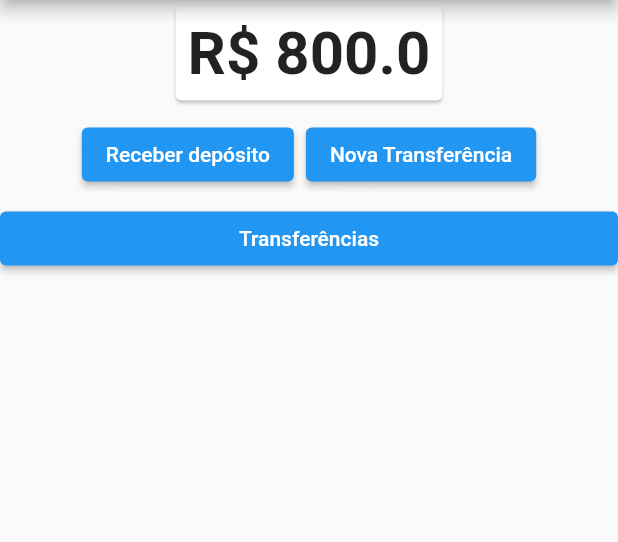
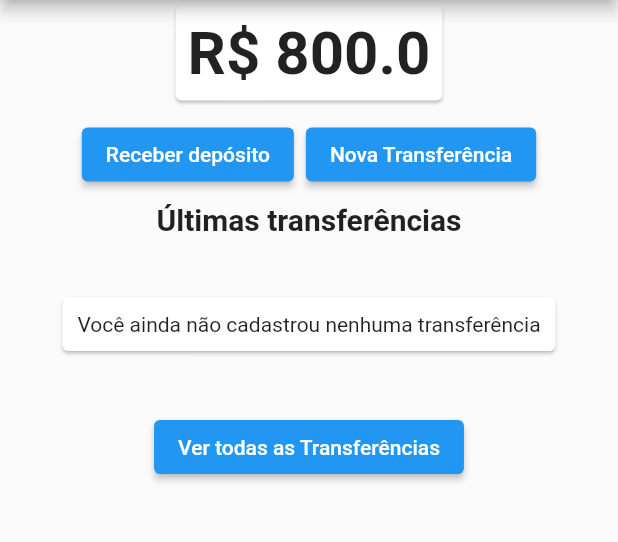
Before and after one commit to vivihumpheys/alura-flutter-gerenciamento-estados-provider, a Flutter app: the screen it shows after launch, on a phone screen of 412 x 824 dp, the part 84-626 px from its top. Run offline on Flutter 3.47's test engine with Material 2 defaults, Android fonts, the phone set to English and light mode, and no system bars.

Commit message:
validating transfers in the app

```diff
--- a/lib/screens/dashboard/dashboard.dart
+++ b/lib/screens/dashboard/dashboard.dart
@@ -1,7 +1,7 @@
 import 'package:bytebank/screens/dashboard/saldo-card.dart';
 import 'package:bytebank/screens/deposito/formulario.dart';
 import 'package:bytebank/screens/transferencia/formulario.dart';
-import 'package:bytebank/screens/transferencia/lista.dart';
+import 'package:bytebank/screens/transferencia/ultimas.dart';
 import 'package:flutter/material.dart';
 
 class Dashboard extends StatelessWidget {
@@ -47,18 +47,7 @@ class Dashboard extends StatelessWidget {
               ),
             ],
           ),
-          ElevatedButton(
-              child: Text('Transferências'),
-              onPressed: () {
-                Navigator.push(
-                  context,
-                  MaterialPageRoute(
-                    builder: (context) {
-                      return ListaTransferencias();
-                    },
-                  ),
-                );
-              }),
+          UltimasTransferencias(),
         ],
       ),
     );
--- /dev/null
+++ b/lib/screens/transferencia/ultimas.dart
@@ -0,0 +1,72 @@
+import 'package:bytebank/models/transferencias.dart';
+import 'package:bytebank/screens/transferencia/lista.dart';
+import 'package:flutter/material.dart';
+import 'package:provider/provider.dart';
+
+class UltimasTransferencias extends StatelessWidget {
+  final _titulo = 'Últimas transferências';
+
+  @override
+  Widget build(BuildContext context) {
+    return Column(
+      children: [
+        Text(
+          _titulo,
+          style: TextStyle(
+            fontWeight: FontWeight.bold,
+            fontSize: 20,
+          ),
+        ),
+        Consumer<Transferencias>(builder: (context, transferencias, child) {
+          final _ultimasTransferencias =
+              transferencias.transferencias.reversed.toList();
+          final _quantidade = transferencias.transferencias.length;
+          int _tamanho = 2;
+          if (_quantidade == 0) {
+            return SemTransferenciaCadastrada();
+          }
+
+          if (_quantidade < 2) {
+            _tamanho = _quantidade;
+          }
+          return ListView.builder(
+            padding: const EdgeInsets.all(8.0),
+            itemCount: _tamanho,
+            shrinkWrap: true,
+            itemBuilder: (context, indice) {
+              return ItemTransferencia(_ultimasTransferencias[indice]);
+            },
+          );
+        }),
+        ElevatedButton(
+            child: Text('Ver todas as Transferências'),
+            onPressed: () {
+              Navigator.push(
+                context,
+                MaterialPageRoute(
+                  builder: (context) {
+                    return ListaTransferencias();
+                  },
+                ),
+              );
+            }),
+      ],
+    );
+  }
+}
+
+class SemTransferenciaCadastrada extends StatelessWidget {
+  @override
+  Widget build(BuildContext context) {
+    return Card(
+      margin: EdgeInsets.all(40),
+      child: Padding(
+        padding: EdgeInsets.all(10),
+        child: Text(
+          'Você ainda não cadastrou nenhuma transferência',
+          textAlign: TextAlign.center,
+        ),
+      ),
+    );
+  }
+}
```
